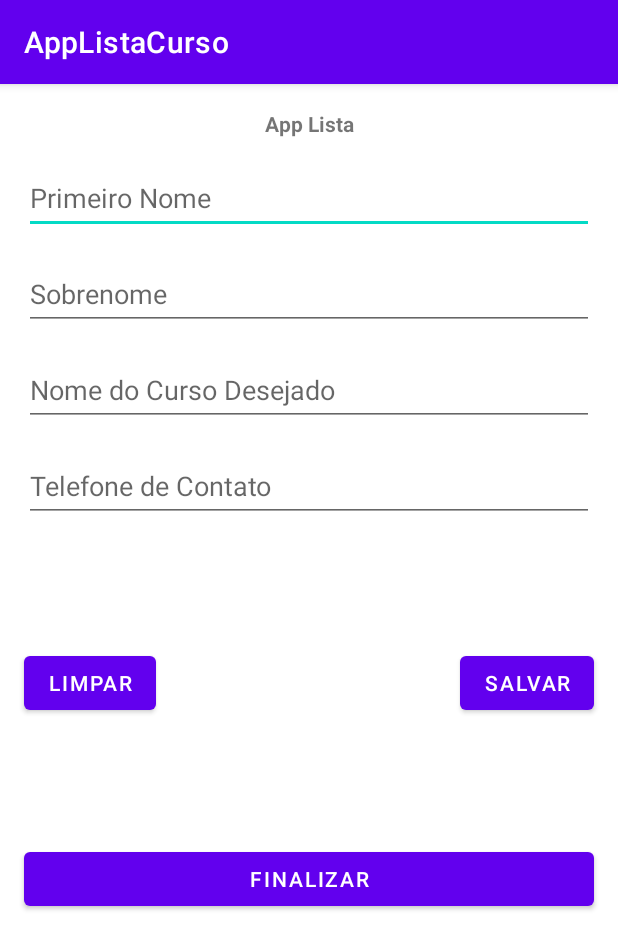
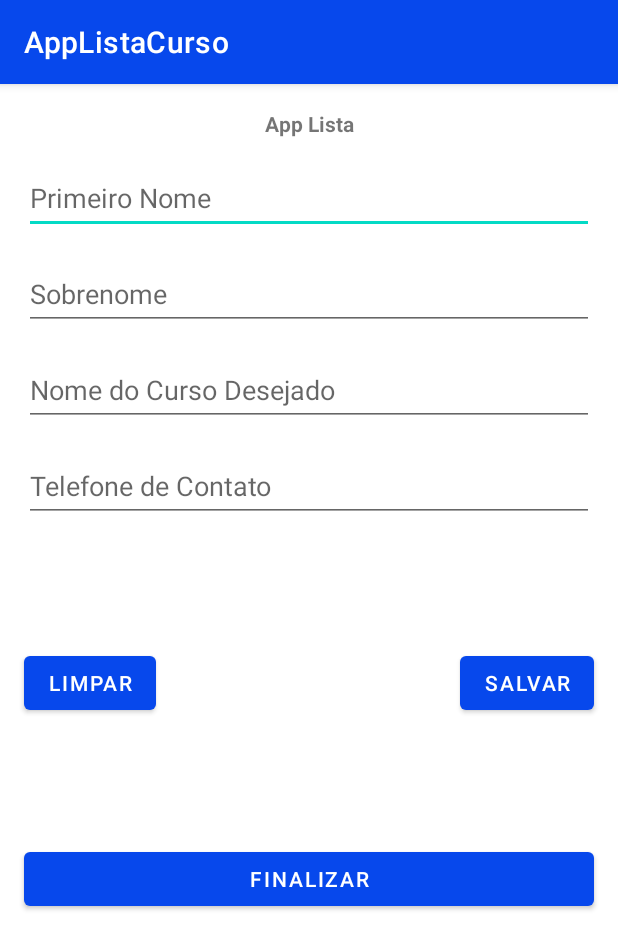
Before and after one commit to elismarjascovski/Curso-Desenvolvimento-Android, an Android app: the screen it shows after launch (MainActivity), on a phone screen of 412 x 824 dp. Shown: the top 949 px of the screen. Run offline under Robolectric (Android 15) with nearby library versions, the phone set to English and light mode, and no system bars.

Commit message:
Customização Layout

```diff
--- a/AppListaCurso/app/src/main/res/values-night/themes.xml
+++ b/AppListaCurso/app/src/main/res/values-night/themes.xml
@@ -2,7 +2,7 @@
     <!-- Base application theme. -->
     <style name="Theme.AppListaCurso" parent="Theme.MaterialComponents.DayNight.DarkActionBar">
         <!-- Primary brand color. -->
-        <item name="colorPrimary">@color/purple_200</item>
+        <item name="colorPrimary">#4D78AD</item>
         <item name="colorPrimaryVariant">@color/purple_700</item>
         <item name="colorOnPrimary">@color/black</item>
         <!-- Secondary brand color. -->
--- a/AppListaCurso/app/src/main/res/values/themes.xml
+++ b/AppListaCurso/app/src/main/res/values/themes.xml
@@ -2,7 +2,7 @@
     <!-- Base application theme. -->
     <style name="Theme.AppListaCurso" parent="Theme.MaterialComponents.DayNight.DarkActionBar">
         <!-- Primary brand color. -->
-        <item name="colorPrimary">@color/purple_500</item>
+        <item name="colorPrimary">#0748EC</item>
         <item name="colorPrimaryVariant">@color/purple_700</item>
         <item name="colorOnPrimary">@color/white</item>
         <!-- Secondary brand color. -->
```
